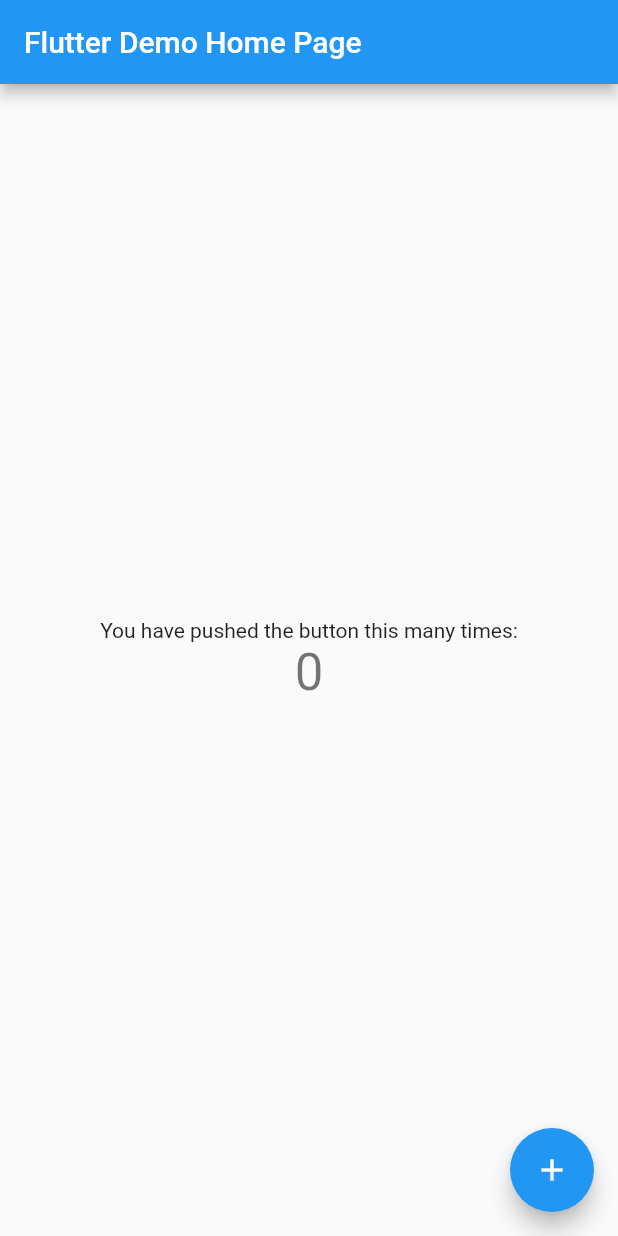
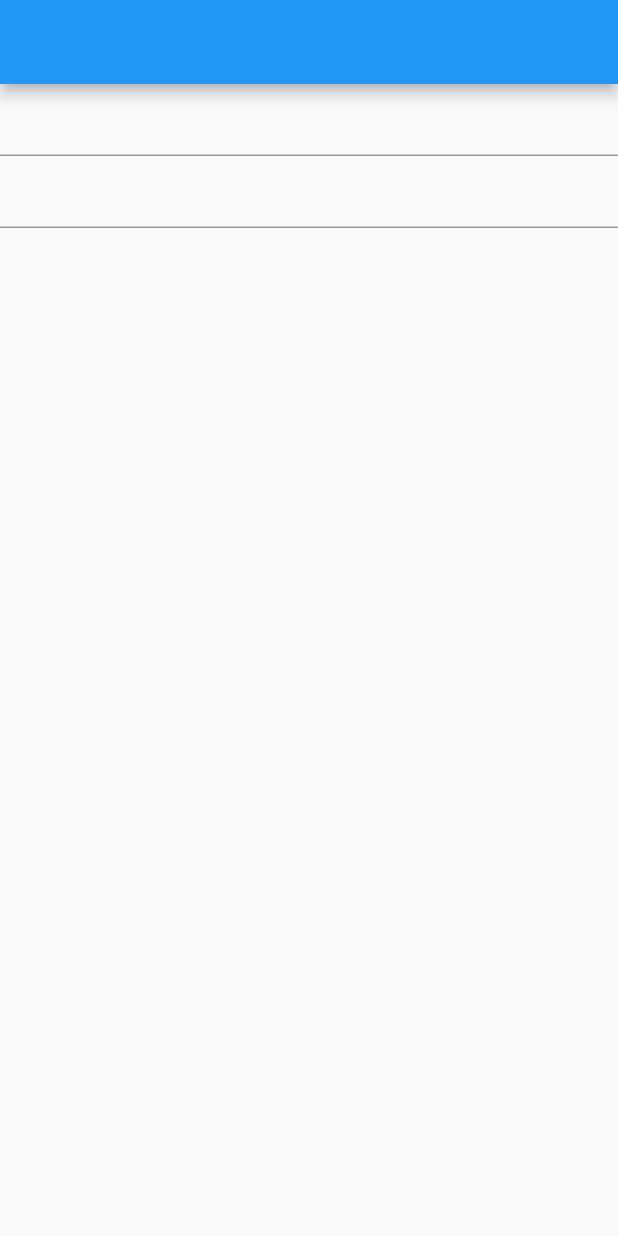
Before and after one commit to ozkayas/auth_manager, a Flutter app: the screen it shows after launch, on a phone screen of 412 x 824 dp. Run offline on Flutter 3.47's test engine with Material 2 defaults, Android fonts, the phone set to English and light mode, and no system bars.

Commit message:
Create login view

```diff
--- /dev/null
+++ b/lib/login/login_view.dart
@@ -0,0 +1,20 @@
+import 'package:flutter/material.dart';
+
+class LoginView extends StatefulWidget {
+  const LoginView({Key? key}) : super(key: key);
+
+  @override
+  _LoginViewState createState() => _LoginViewState();
+}
+
+class _LoginViewState extends State<LoginView> {
+  @override
+  Widget build(BuildContext context) {
+    return Scaffold(
+      appBar: AppBar(),
+      body: Form(
+        child: Column(children: [TextFormField(), TextFormField()]),
+      ),
+    );
+  }
+}
--- a/lib/main.dart
+++ b/lib/main.dart
@@ -1,3 +1,4 @@
+import 'package:auth_manager/login/login_view.dart';
 import 'package:flutter/material.dart';
 
 void main() {
@@ -9,105 +10,11 @@
   @override
   Widget build(BuildContext context) {
     return MaterialApp(
-      title: 'Flutter Demo',
+      title: 'Authentication Manager',
       theme: ThemeData(
-        // This is the theme of your application.
-        //
-        // Try running your application with "flutter run". You'll see the
-        // application has a blue toolbar. Then, without quitting the app, try
-        // changing the primarySwatch below to Colors.green and then invoke
-        // "hot reload" (press "r" in the console where you ran "flutter run",
-        // or simply save your changes to "hot reload" in a Flutter IDE).
-        // Notice that the counter didn't reset back to zero; the application
-        // is not restarted.
         primarySwatch: Colors.blue,
       ),
-      home: MyHomePage(title: 'Flutter Demo Home Page'),
+      home: LoginView(),
     );
   }
 }
-
-class MyHomePage extends StatefulWidget {
-  MyHomePage({Key? key, required this.title}) : super(key: key);
-
-  // This widget is the home page of your application. It is stateful, meaning
-  // that it has a State object (defined below) that contains fields that affect
-  // how it looks.
-
-  // This class is the configuration for the state. It holds the values (in this
-  // case the title) provided by the parent (in this case the App widget) and
-  // used by the build method of the State. Fields in a Widget subclass are
-  // always marked "final".
-
-  final String title;
-
-  @override
-  _MyHomePageState createState() => _MyHomePageState();
-}
-
-class _MyHomePageState extends State<MyHomePage> {
-  int _counter = 0;
-
-  void _incrementCounter() {
-    setState(() {
-      // This call to setState tells the Flutter framework that something has
-      // changed in this State, which causes it to rerun the build method below
-      // so that the display can reflect the updated values. If we changed
-      // _counter without calling setState(), then the build method would not be
-      // called again, and so nothing would appear to happen.
-      _counter++;
-    });
-  }
-
-  @override
-  Widget build(BuildContext context) {
-    // This method is rerun every time setState is called, for instance as done
-    // by the _incrementCounter method above.
-    //
-    // The Flutter framework has been optimized to make rerunning build methods
-    // fast, so that you can just rebuild anything that needs updating rather
-    // than having to individually change instances of widgets.
-    return Scaffold(
-      appBar: AppBar(
-        // Here we take the value from the MyHomePage object that was created by
-        // the App.build method, and use it to set our appbar title.
-        title: Text(widget.title),
-      ),
-      body: Center(
-        // Center is a layout widget. It takes a single child and positions it
-        // in the middle of the parent.
-        child: Column(
-          // Column is also a layout widget. It takes a list of children and
-          // arranges them vertically. By default, it sizes itself to fit its
-          // children horizontally, and tries to be as tall as its parent.
-          //
-          // Invoke "debug painting" (press "p" in the console, choose the
-          // "Toggle Debug Paint" action from the Flutter Inspector in Android
-          // Studio, or the "Toggle Debug Paint" command in Visual Studio Code)
-          // to see the wireframe for each widget.
-          //
-          // Column has various properties to control how it sizes itself and
-          // how it positions its children. Here we use mainAxisAlignment to
-          // center the children vertically; the main axis here is the vertical
-          // axis because Columns are vertical (the cross axis would be
-          // horizontal).
-          mainAxisAlignment: MainAxisAlignment.center,
-          children: <Widget>[
-            Text(
-              'You have pushed the button this many times:',
-            ),
-            Text(
-              '$_counter',
-              style: Theme.of(context).textTheme.headline4,
-            ),
-          ],
-        ),
-      ),
-      floatingActionButton: FloatingActionButton(
-        onPressed: _incrementCounter,
-        tooltip: 'Increment',
-        child: Icon(Icons.add),
-      ), // This trailing comma makes auto-formatting nicer for build methods.
-    );
-  }
-}
```
Also changed, not shown: lib/login/login_view_model.dart (added).
